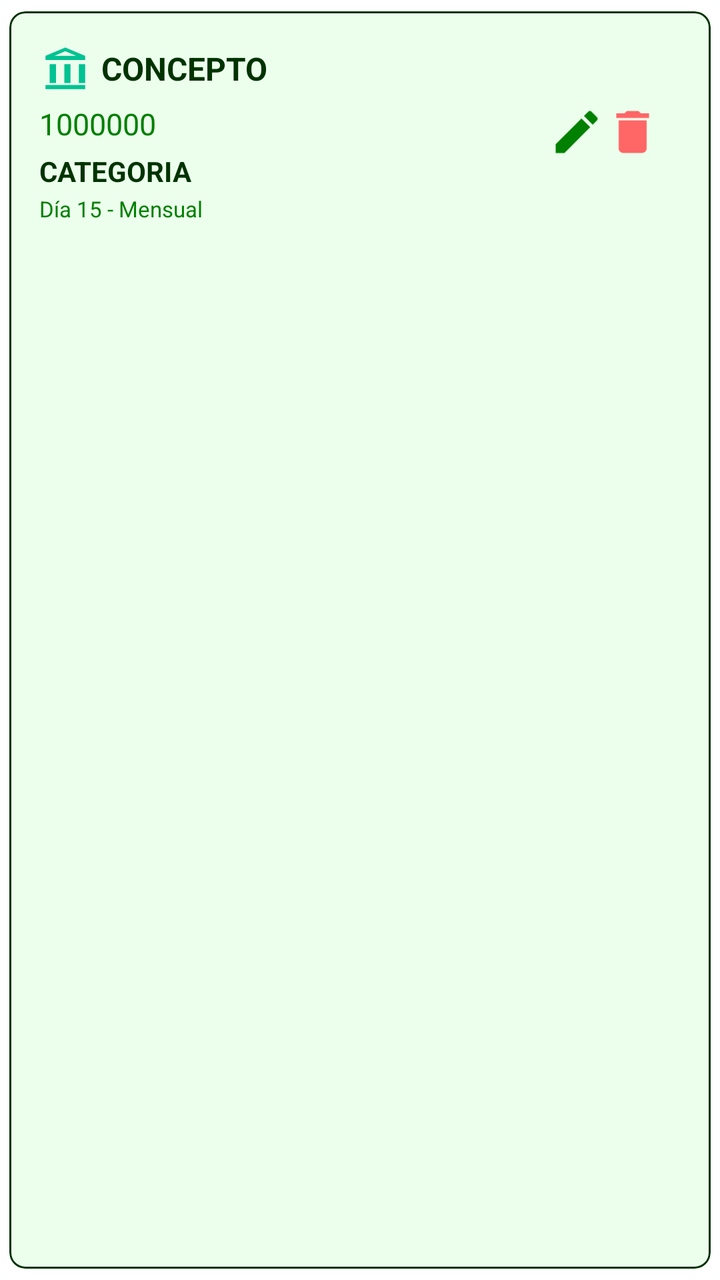
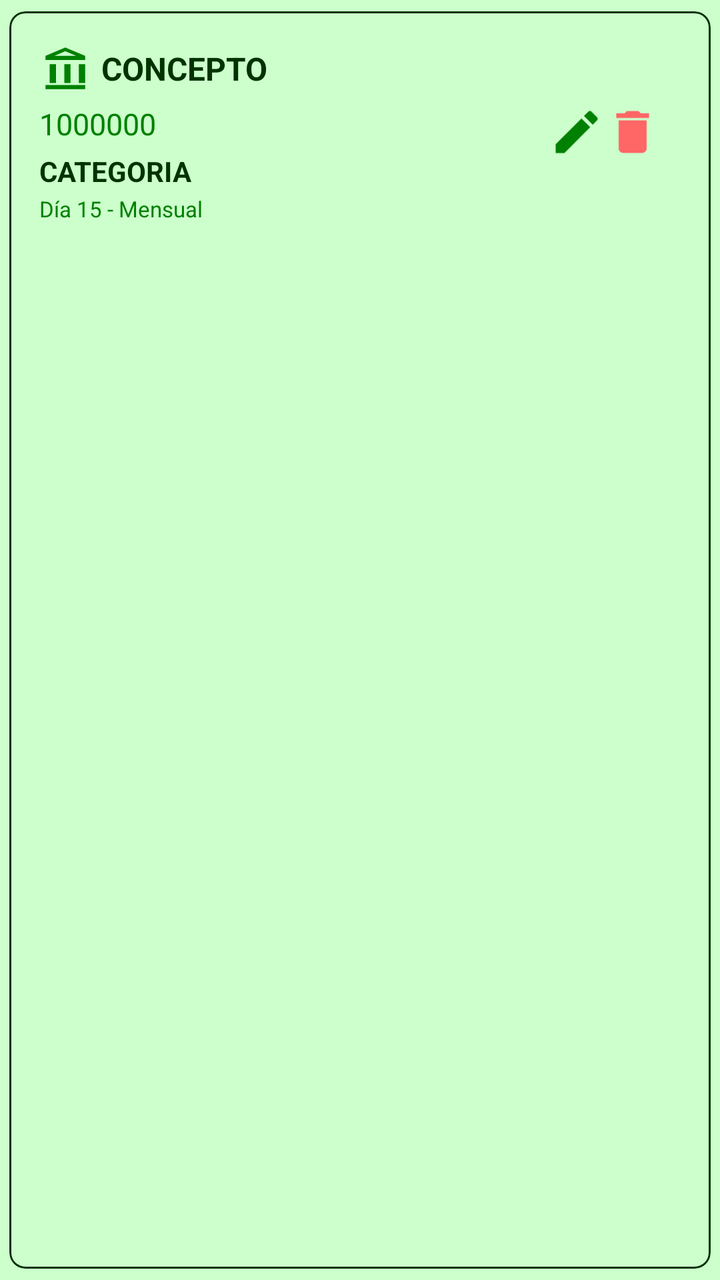

Compare the two renders of this Android layout. The source of the first and the diff that turns it into the second are given below.
<!-- AndroidManifest.xml: application theme Theme.MyLittleFinanControl -->
<!-- res/layout/item_gasto_fijo.xml -->
<?xml version="1.0" encoding="utf-8"?>
<com.google.android.material.card.MaterialCardView xmlns:android="http://schemas.android.com/apk/res/android"
    xmlns:app="http://schemas.android.com/apk/res-auto"
    android:layout_width="match_parent"
    android:layout_height="wrap_content"
    app:cardBackgroundColor="?attr/colorSecondaryContainer"
    app:cardCornerRadius="8dp"
    app:cardElevation="0dp"
    app:cardUseCompatPadding="true"
    app:strokeWidth="1dp"
    app:strokeColor="?attr/colorOnSurface">

    <RelativeLayout
        android:layout_width="match_parent"
        android:layout_height="wrap_content"
        android:padding="15dp">

        <LinearLayout
            android:layout_width="wrap_content"
            android:layout_height="wrap_content"
            android:layout_alignParentStart="true"
            android:layout_toStartOf="@+id/ll_acciones"
            android:orientation="vertical">

            <RelativeLayout
                android:layout_width="match_parent"
                android:layout_height="wrap_content"
                android:padding="1dp">

                <ImageView
                    android:id="@+id/iv_icono_deuda"
                    android:layout_width="25dp"
                    android:layout_height="25dp"
                    android:layout_centerVertical="true"
                    android:src="@drawable/ic_gastos_fijos"
                    app:tint="?attr/colorSecondary" />

                <TextView
                    android:id="@+id/tv_concepto"
                    android:layout_width="wrap_content"
                    android:layout_height="wrap_content"
                    android:layout_marginStart="30dp"
                    android:text="Concepto"
                    android:layout_centerVertical="true"
                    android:textAllCaps="true"
                    android:textSize="16sp"
                    android:textStyle="bold"
                    android:textColor="?attr/colorOnSurface" />
            </RelativeLayout>

            <TextView
                android:id="@+id/tv_monto"
                android:layout_width="wrap_content"
                android:layout_height="wrap_content"
                android:layout_marginTop="4dp"
                android:text="1000000"
                android:textSize="15sp"
                android:textColor="?attr/colorPrimary" />

            <TextView
                android:id="@+id/tv_categoria"
                android:layout_width="wrap_content"
                android:layout_height="wrap_content"
                android:layout_marginTop="4dp"
                android:text="Categoria"
                android:textAllCaps="true"
                android:textStyle="bold"
                android:textSize="14sp"
                android:textColor="?attr/colorOnSurface"/>

            <TextView
                android:id="@+id/tv_pago_info"
                android:layout_width="wrap_content"
                android:layout_height="wrap_content"
                android:layout_marginTop="2dp"
                android:text="Día 15 - Mensual"
                android:textSize="11sp"
                android:textColor="?attr/colorPrimary" />

        </LinearLayout>

        <LinearLayout
            android:id="@+id/ll_acciones"
            android:layout_width="wrap_content"
            android:layout_height="wrap_content"
            android:layout_alignParentEnd="true"
            android:layout_centerVertical="true"
            android:orientation="horizontal">

            <ImageView
                android:id="@+id/iv_editar"
                android:layout_alignParentEnd="true"
                android:src="@drawable/ic_edit"
                app:tint="?attr/colorPrimary"
                android:layout_width="28dp"
                android:layout_height="28dp"/>

            <ImageView
                android:id="@+id/iv_eliminar"
                android:layout_alignParentEnd="true"
                android:src="@drawable/ic_delete"
                android:layout_marginEnd="10dp"
                app:tint="?attr/colorError"
                android:layout_width="28dp"
                android:layout_height="28dp" />
        </LinearLayout>



    </RelativeLayout>
</com.google.android.material.card.MaterialCardView>
<!-- resources referenced by this layout -->
<resources>
  <!-- drawable ic_delete (drawable) -->
  <vector xmlns:android="http://schemas.android.com/apk/res/android" android:autoMirrored="true" android:height="24dp" android:tint="?attr/colorError" android:viewportHeight="24" android:viewportWidth="24" android:width="24dp">
        
      <path android:fillColor="?attr/colorError" android:pathData="M6,19c0,1.1 0.9,2 2,2h8c1.1,0 2,-0.9 2,-2V7H6v12zM19,4h-3.5l-1,-1h-5l-1,1H5v2h14V4z"/>
      
  </vector>
  <!-- drawable ic_edit (drawable) -->
  <vector xmlns:android="http://schemas.android.com/apk/res/android" android:autoMirrored="true" android:height="24dp" android:tint="?attr/colorPrimary" android:viewportHeight="24" android:viewportWidth="24" android:width="24dp">
        
      <path android:fillColor="?attr/colorPrimary" android:pathData="M3,17.25V21h3.75L17.81,9.94l-3.75,-3.75L3,17.25zM20.71,7.04c0.39,-0.39 0.39,-1.02 0,-1.41l-2.34,-2.34c-0.39,-0.39 -1.02,-0.39 -1.41,0l-1.83,1.83 3.75,3.75 1.83,-1.83z"/>
      
  </vector>
  <!-- drawable ic_gastos_fijos (drawable) -->
  <vector xmlns:android="http://schemas.android.com/apk/res/android"
      android:width="24dp"
      android:height="24dp"
      android:viewportWidth="24"
      android:viewportHeight="24">
      <path
          android:fillColor="?attr/colorOnSurface"
          android:pathData="M11.5,2L2,6v2h19V6L11.5,2zM6.29,6l5.21,-2.21L16.71,6H6.29zM2,22h19v-2H2v2zM4,10v9h3v-9H4zm7,0v9h3v-9h-3zm7,0v9h3v-9h-3z"/>
  </vector>
  <style name="Theme.MyLittleFinanControl" parent="Base.Theme.MyLittleFinanControl" />
  <style name="Base.Theme.MyLittleFinanControl" parent="Theme.Material3.DayNight.NoActionBar">
  
          
          <item name="colorPrimary">@color/verde_oscuro</item>
          
          <item name="colorOnPrimary">@android:color/white</item>
  
          
          <item name="colorPrimaryContainer">@color/verde_claro</item>
          
          <item name="colorOnPrimaryContainer">@color/verde_negro</item>
  
          
          <item name="colorSecondary">@color/verde</item>
          
          <item name="colorOnSecondary">@color/verde_negro</item>
  
          
          <item name="colorSecondaryContainer">@color/verde_transparente</item>
          <item name="colorOnSecondaryContainer">@color/verde_negro</item>
  
          
          <item name="colorTertiary">@color/verde_blanco_transparente</item>
          <item name="colorOnTertiary">@color/verde_negro</item>
  
          
          <item name="colorOutline">@color/verde_negro</item>
  
          
          <item name="colorOnSurface">@color/verde_negro</item>
  
          
          
          <item name="android:windowBackground">@android:color/white</item>
          
          <item name="colorSurface">@color/verde_blanco_transparente</item>
  
          
          <item name="colorError">@color/rojo_alerta</item>
          <item name="colorOnError">@color/rojo_transparente</item>
  
          
          <item name="android:statusBarColor">@android:color/white</item>
          <item name="android:windowLightStatusBar">true</item>
  
          
          <item name="colorSurfaceVariant">#E0E0E0</item>
          <item name="colorOnSurfaceVariant">#49454F</item>
  
      </style>
  <color name="verde_oscuro">#008000</color>
  <color name="verde_claro">#CCFFCC</color>
  <color name="verde_negro">#003300</color>
  <color name="verde">#00C292</color>
  <color name="verde_transparente">#5FCCFFCC</color>
  <color name="verde_blanco_transparente">#D3F6FFF6</color>
  <color name="rojo_alerta">#FF6666</color>
  <color name="rojo_transparente">#7BF69F9F</color>
</resources>

<!-- the commit's change to res/layout/item_gasto_fijo.xml (unified diff, before → after) -->
@@ -33,7 +33,7 @@
                     android:layout_height="25dp"
                     android:layout_centerVertical="true"
                     android:src="@drawable/ic_gastos_fijos"
-                    app:tint="?attr/colorSecondary" />
+                    app:tint="?attr/colorPrimary" />
 
                 <TextView
                     android:id="@+id/tv_concepto"
<!-- resource entries referenced after the edit -->
@@ -56,7 +56,7 @@
   
           
           
-          <item name="android:windowBackground">@android:color/white</item>
+          <item name="android:windowBackground">@color/verde_claro</item>
           
           <item name="colorSurface">@color/verde_blanco_transparente</item>
   
@@ -69,9 +69,17 @@
           <item name="android:windowLightStatusBar">true</item>
   
           
-          <item name="colorSurfaceVariant">#E0E0E0</item>
-          <item name="colorOnSurfaceVariant">#49454F</item>
+          <item name="colorSurfaceVariant">@color/verde_transparente</item>
+          <item name="colorOnSurfaceVariant">@color/verde_gris</item>
   
+          
+          <item name="popupMenuBackground">@android:color/white</item>
+          <item name="android:popupBackground">@android:color/white</item>
+  
+          <item name="colorSurfaceContainer">@color/verde_claro</item>
+          <item name="colorSurfaceContainerLow">@color/verde_claro</item>
+          <item name="colorSurfaceContainerHigh">@color/verde_claro</item>
+          <item name="colorSurfaceContainerHighest">@color/verde_claro</item>
       </style>
   <color name="verde_oscuro">#008000</color>
   <color name="verde_claro">#CCFFCC</color>
@@ -81,5 +89,6 @@
   <color name="verde_blanco_transparente">#D3F6FFF6</color>
   <color name="rojo_alerta">#FF6666</color>
   <color name="rojo_transparente">#7BF69F9F</color>
+  <color name="verde_gris">#ED003300</color>
 </resources>
 
